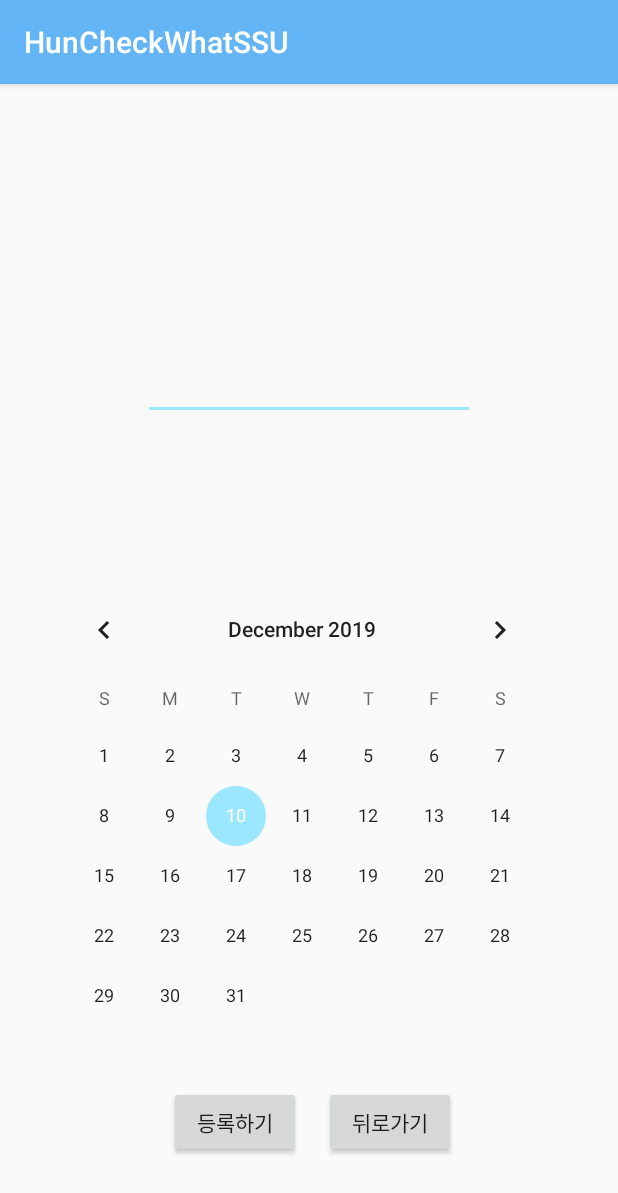
After one commit to cpm0722/HunCheckWhatSSU, an Android app: the SelectDate screen opened directly, with no data from a screen before it, on a phone screen of 412 x 824 dp. The commit adds this screen. Shown: the top 1193 px of the screen. Run offline under Robolectric (Android 15) with nearby library versions, the phone set to English and light mode, and no system bars.

Commit message:
selectdate

```diff
--- a/HunCheckWhatSSU/app/src/main/AndroidManifest.xml
+++ b/HunCheckWhatSSU/app/src/main/AndroidManifest.xml
@@ -11,7 +11,8 @@
         android:roundIcon="@mipmap/ic_launcher_round"
         android:supportsRtl="true"
         android:theme="@style/AppTheme">
-        <activity android:name=".EvaluationActivity"></activity>
+        <activity android:name=".SelectDate"></activity>
+        <activity android:name=".EvaluationActivity" />
         <activity android:name=".Rating" />
         <activity android:name=".SelectPurchaserActivity" /> <!-- 공용 네이버 map 클라이언트 key 필요 -->
         <meta-data
--- a/HunCheckWhatSSU/app/src/main/java/ssu/ssu/huncheckwhatssu/RecyclerViewTradeAdapter_Trade.java
+++ b/HunCheckWhatSSU/app/src/main/java/ssu/ssu/huncheckwhatssu/RecyclerViewTradeAdapter_Trade.java
@@ -249,8 +249,11 @@ public class RecyclerViewTradeAdapter_Trade extends RecyclerView.Adapter<Recycle
                         }
                         else if(viewID == R.id.item_button_addDateNplace){
 
-                            Toast toast = Toast.makeText(context, "Date/Place! " , Toast.LENGTH_SHORT);
+                            Toast toast = Toast.makeText(context, "Date! " , Toast.LENGTH_SHORT);
                             toast.show();
+
+                            context.startActivity(new Intent(context,SelectDate.class));
+
                         }
 
                     }
--- /dev/null
+++ b/HunCheckWhatSSU/app/src/main/java/ssu/ssu/huncheckwhatssu/SelectDate.java
@@ -0,0 +1,24 @@
+package ssu.ssu.huncheckwhatssu;
+
+import androidx.appcompat.app.AppCompatActivity;
+
+import android.os.Bundle;
+import android.view.View;
+import android.widget.Button;
+import android.widget.Toast;
+
+import static android.widget.Toast.LENGTH_SHORT;
+
+public class SelectDate extends AppCompatActivity {
+
+
+    @Override
+    protected void onCreate(Bundle savedInstanceState) {
+        super.onCreate(savedInstanceState);
+        Button back=(Button)findViewById(R.id.notselectdate);
+        Button selctdate=(Button)findViewById(R.id.selectdate);
+
+        setContentView(R.layout.activity_select_date);
+    }
+
+}
--- a/HunCheckWhatSSU/app/src/main/res/layout/activity_login.xml
+++ b/HunCheckWhatSSU/app/src/main/res/layout/activity_login.xml
@@ -8,16 +8,17 @@
     tools:context=".MainActivity">
 
     <ImageView
+        android:layout_marginTop="100dp"
         android:id="@+id/imageView"
         android:layout_width="match_parent"
-        android:layout_height="339dp"
+        android:layout_height="200dp"
         app:srcCompat="@drawable/j" />
 
     <com.google.android.gms.common.SignInButton
         android:id="@+id/btn_googleSignIn"
         android:layout_width="match_parent"
         android:layout_height="wrap_content"
-        android:layout_centerInParent="true"
+        android:layout_below="@id/imageView"
         android:layout_gravity="center_vertical|center_horizontal" />
 
 </android.widget.RelativeLayout>
--- /dev/null
+++ b/HunCheckWhatSSU/app/src/main/res/layout/activity_select_date.xml
@@ -0,0 +1,63 @@
+<?xml version="1.0" encoding="utf-8"?>
+<androidx.constraintlayout.widget.ConstraintLayout xmlns:android="http://schemas.android.com/apk/res/android"
+    xmlns:app="http://schemas.android.com/apk/res-auto"
+    xmlns:tools="http://schemas.android.com/tools"
+    android:layout_width="match_parent"
+    android:layout_height="match_parent"
+    tools:context=".SelectDate">
+
+    <EditText
+        android:id="@+id/editText"
+        android:layout_width="221dp"
+        android:layout_height="27dp"
+        android:layout_marginStart="40dp"
+        android:layout_marginLeft="40dp"
+        android:layout_marginTop="100dp"
+        android:layout_marginEnd="40dp"
+        android:layout_marginRight="40dp"
+        android:layout_marginBottom="10dp"
+        android:ems="10"
+        android:inputType="date"
+        app:layout_constraintBottom_toTopOf="@+id/calendarView"
+        app:layout_constraintEnd_toEndOf="parent"
+        app:layout_constraintStart_toStartOf="parent"
+        app:layout_constraintTop_toTopOf="parent" />
+
+    <CalendarView
+        android:id="@+id/calendarView"
+        android:layout_width="wrap_content"
+        android:layout_height="wrap_content"
+        android:layout_marginStart="10dp"
+        android:layout_marginLeft="10dp"
+        android:layout_marginEnd="10dp"
+        android:layout_marginRight="10dp"
+        android:layout_marginBottom="100dp"
+        app:layout_constraintBottom_toBottomOf="parent"
+        app:layout_constraintEnd_toEndOf="parent"
+        app:layout_constraintHorizontal_bias="0.39"
+        app:layout_constraintStart_toStartOf="parent" />
+
+    <Button
+        android:id="@+id/notselectdate"
+        android:layout_width="wrap_content"
+        android:layout_height="wrap_content"
+        android:layout_marginEnd="108dp"
+        android:layout_marginRight="108dp"
+        android:text="뒤로가기"
+        app:layout_constraintBottom_toBottomOf="parent"
+        app:layout_constraintEnd_toEndOf="parent"
+        app:layout_constraintTop_toBottomOf="@+id/calendarView"
+        app:layout_constraintVertical_bias="0.0" />
+
+    <Button
+        android:id="@+id/selectdate"
+        android:layout_width="wrap_content"
+        android:layout_height="wrap_content"
+        android:layout_marginStart="100dp"
+        android:layout_marginLeft="100dp"
+        android:text="등록하기"
+        app:layout_constraintEnd_toStartOf="@+id/notselectdate"
+        app:layout_constraintHorizontal_bias="0.457"
+        app:layout_constraintStart_toStartOf="parent"
+        app:layout_constraintTop_toBottomOf="@+id/calendarView" />
+</androidx.constraintlayout.widget.ConstraintLayout>
```
Also changed, not shown: HunCheckWhatSSU/app/src/main/res/drawable-hdpi/j.jpg (deleted).
